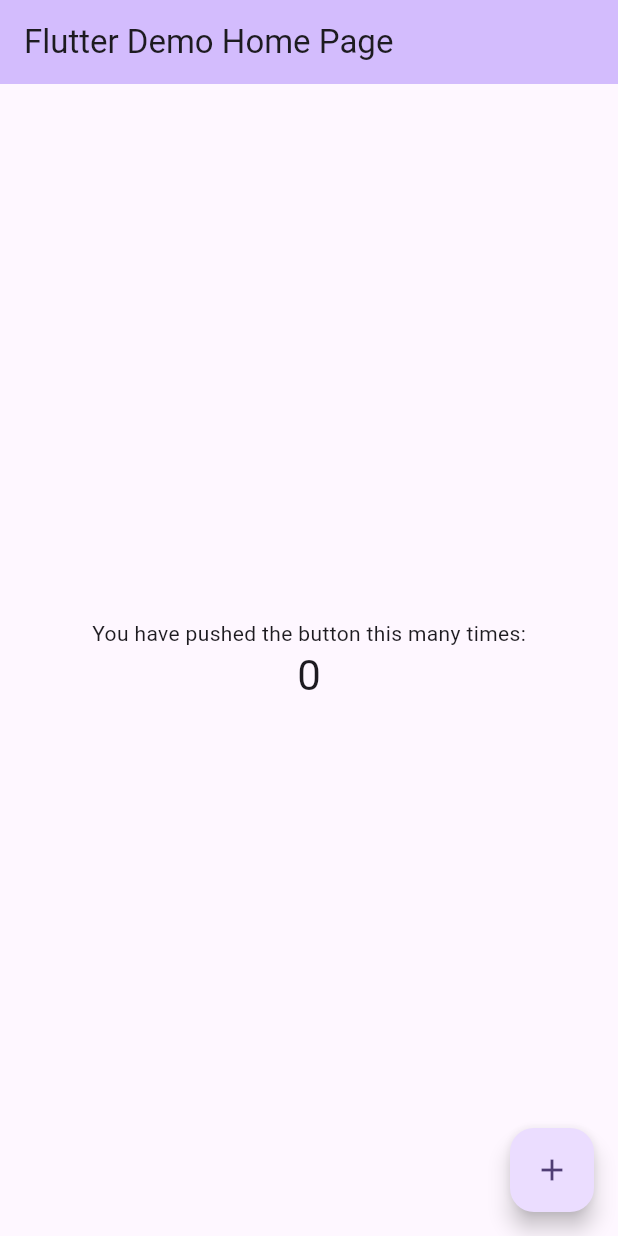
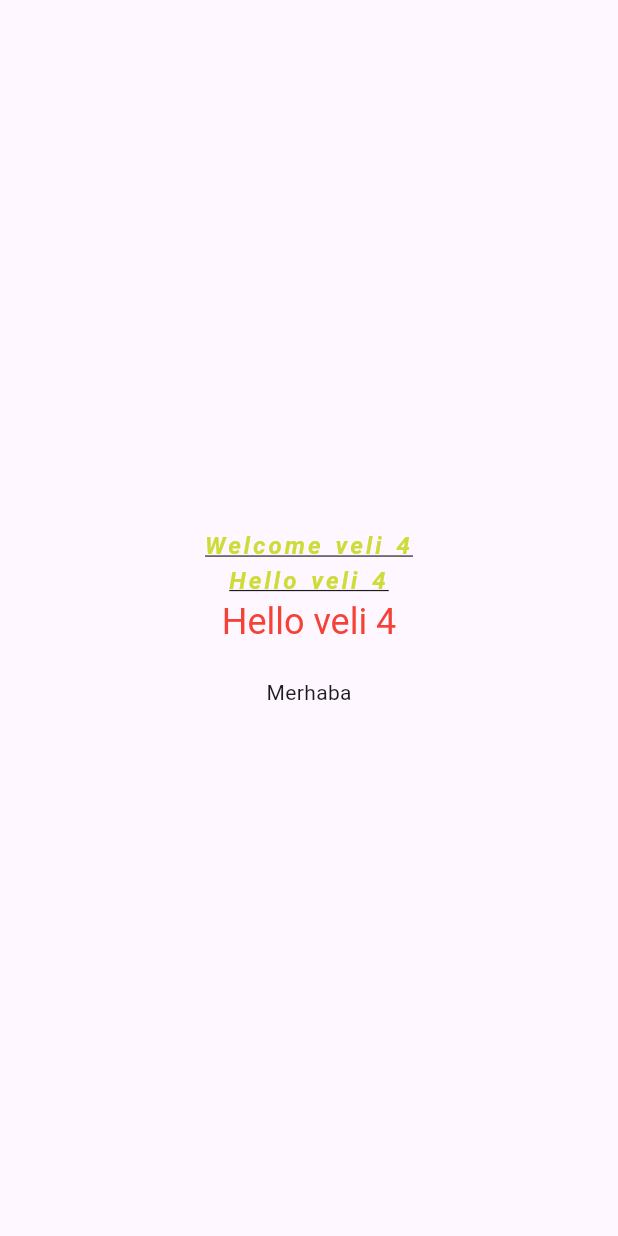
Before and after one commit to akkayasoft/basic_to_advance_flutter, a Flutter app: the screen it shows after launch, on a phone screen of 412 x 824 dp. Run offline on Flutter 3.47's test engine with Material 2 defaults, Android fonts, the light colour scheme and no system bars.

Commit message:
text bitti

```diff
--- /dev/null
+++ b/lib/101/text_learn.dart
@@ -0,0 +1,70 @@
+import 'package:flutter/material.dart';
+
+class TextLearnView extends StatelessWidget {
+  TextLearnView({Key? key, this.userName}) : super(key: key);
+  final String name = 'veli';
+
+  final String? userName;
+
+  final ProjectKeys keys = ProjectKeys();
+  @override
+  Widget build(BuildContext context) {
+    return Scaffold(
+      body: Center(
+          child: Column(
+        mainAxisAlignment: MainAxisAlignment.center,
+        children: [
+          Text(
+            'Welcome $name ${name.length}',
+            maxLines: 2,
+            overflow: TextOverflow.ellipsis,
+            textAlign: TextAlign.right,
+            style: const TextStyle(
+                wordSpacing: 2,
+                decoration: TextDecoration.underline,
+                fontStyle: FontStyle.italic,
+                letterSpacing: 2,
+                color: Colors.lime,
+                fontSize: 16,
+                fontWeight: FontWeight.w600),
+          ),
+          Text(
+            'Hello $name ${name.length}',
+            maxLines: 2,
+            overflow: TextOverflow.ellipsis,
+            textAlign: TextAlign.right,
+            style: ProjectStyles.welcomeStyle,
+          ),
+          Text(
+            'Hello $name ${name.length}',
+            maxLines: 2,
+            overflow: TextOverflow.ellipsis,
+            textAlign: TextAlign.right,
+            style: Theme.of(context).textTheme.headline5?.copyWith(color: ProjectColors.welcomeColor),
+          ),
+          Text(userName ?? ''),
+          Text(keys.welcome),
+        ],
+      )),
+    );
+  }
+}
+
+class ProjectStyles {
+  static TextStyle welcomeStyle = const TextStyle(
+      wordSpacing: 2,
+      decoration: TextDecoration.underline,
+      fontStyle: FontStyle.italic,
+      letterSpacing: 2,
+      color: Colors.lime,
+      fontSize: 16,
+      fontWeight: FontWeight.w600);
+}
+
+class ProjectColors {
+  static Color welcomeColor = Colors.red;
+}
+
+class ProjectKeys {
+  final String welcome = "Merhaba";
+}
--- a/lib/main.dart
+++ b/lib/main.dart
@@ -1,4 +1,6 @@
 import 'package:flutter/material.dart';
+
+import '101/text_learn.dart';
 
 void main() {
   runApp(const MyApp());
@@ -7,119 +9,15 @@ void main() {
 class MyApp extends StatelessWidget {
   const MyApp({super.key});
 
-  // This widget is the root of your application.
   @override
   Widget build(BuildContext context) {
     return MaterialApp(
       title: 'Flutter Demo',
       theme: ThemeData(
-        // This is the theme of your application.
-        //
-        // TRY THIS: Try running your application with "flutter run". You'll see
-        // the application has a blue toolbar. Then, without quitting the app,
-        // try changing the seedColor in the colorScheme below to Colors.green
-        // and then invoke "hot reload" (save your changes or press the "hot
-        // reload" button in a Flutter-supported IDE, or press "r" if you used
-        // the command line to start the app).
-        //
-        // Notice that the counter didn't reset back to zero; the application
-        // state is not lost during the reload. To reset the state, use hot
-        // restart instead.
-        //
-        // This works for code too, not just values: Most code changes can be
-        // tested with just a hot reload.
         colorScheme: ColorScheme.fromSeed(seedColor: Colors.deepPurple),
         useMaterial3: true,
       ),
-      home: const MyHomePage(title: 'Flutter Demo Home Page'),
+      home: TextLearnView(),
     );
   }
 }
-
-class MyHomePage extends StatefulWidget {
-  const MyHomePage({super.key, required this.title});
-
-  // This widget is the home page of your application. It is stateful, meaning
-  // that it has a State object (defined below) that contains fields that affect
-  // how it looks.
-
-  // This class is the configuration for the state. It holds the values (in this
-  // case the title) provided by the parent (in this case the App widget) and
-  // used by the build method of the State. Fields in a Widget subclass are
-  // always marked "final".
-
-  final String title;
-
-  @override
-  State<MyHomePage> createState() => _MyHomePageState();
-}
-
-class _MyHomePageState extends State<MyHomePage> {
-  int _counter = 0;
-
-  void _incrementCounter() {
-    setState(() {
-      // This call to setState tells the Flutter framework that something has
-      // changed in this State, which causes it to rerun the build method below
-      // so that the display can reflect the updated values. If we changed
-      // _counter without calling setState(), then the build method would not be
-      // called again, and so nothing would appear to happen.
-      _counter++;
-    });
-  }
-
-  @override
-  Widget build(BuildContext context) {
-    // This method is rerun every time setState is called, for instance as done
-    // by the _incrementCounter method above.
-    //
-    // The Flutter framework has been optimized to make rerunning build methods
-    // fast, so that you can just rebuild anything that needs updating rather
-    // than having to individually change instances of widgets.
-    return Scaffold(
-      appBar: AppBar(
-        // TRY THIS: Try changing the color here to a specific color (to
-        // Colors.amber, perhaps?) and trigger a hot reload to see the AppBar
-        // change color while the other colors stay the same.
-        backgroundColor: Theme.of(context).colorScheme.inversePrimary,
-        // Here we take the value from the MyHomePage object that was created by
-        // the App.build method, and use it to set our appbar title.
-        title: Text(widget.title),
-      ),
-      body: Center(
-        // Center is a layout widget. It takes a single child and positions it
-        // in the middle of the parent.
-        child: Column(
-          // Column is also a layout widget. It takes a list of children and
-          // arranges them vertically. By default, it sizes itself to fit its
-          // children horizontally, and tries to be as tall as its parent.
-          //
-          // Column has various properties to control how it sizes itself and
-          // how it positions its children. Here we use mainAxisAlignment to
-          // center the children vertically; the main axis here is the vertical
-          // axis because Columns are vertical (the cross axis would be
-          // horizontal).
-          //
-          // TRY THIS: Invoke "debug painting" (choose the "Toggle Debug Paint"
-          // action in the IDE, or press "p" in the console), to see the
-          // wireframe for each widget.
-          mainAxisAlignment: MainAxisAlignment.center,
-          children: <Widget>[
-            const Text(
-              'You have pushed the button this many times:',
-            ),
-            Text(
-              '$_counter',
-              style: Theme.of(context).textTheme.headlineMedium,
-            ),
-          ],
-        ),
-      ),
-      floatingActionButton: FloatingActionButton(
-        onPressed: _incrementCounter,
-        tooltip: 'Increment',
-        child: const Icon(Icons.add),
-      ), // This trailing comma makes auto-formatting nicer for build methods.
-    );
-  }
-}
```
